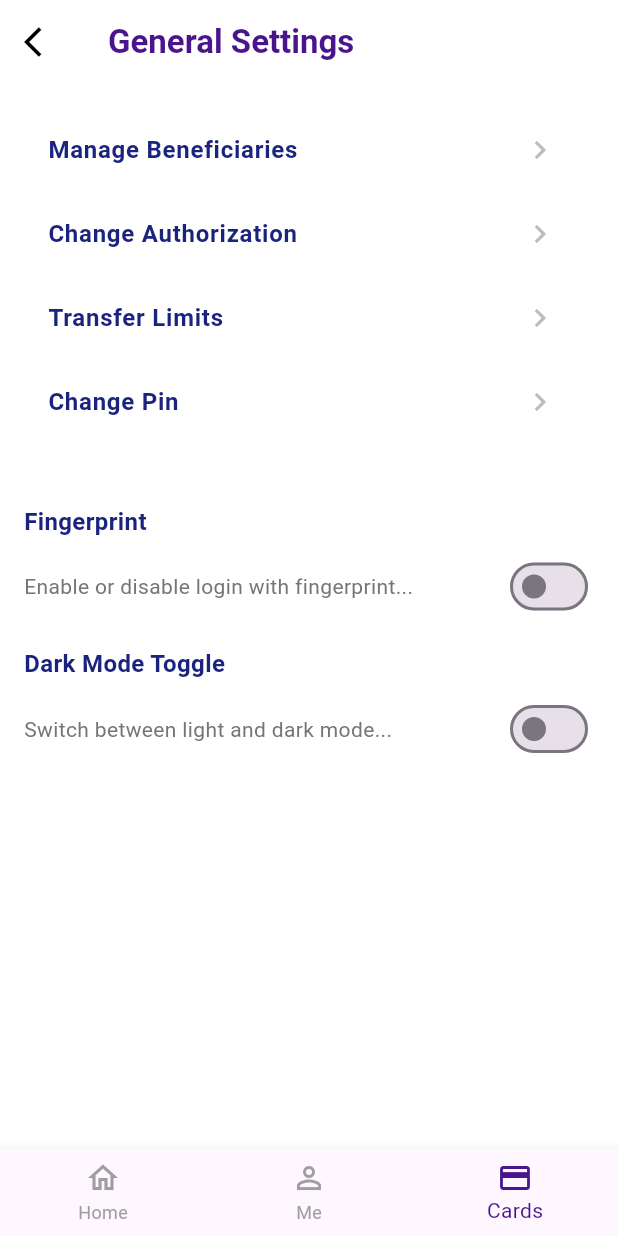
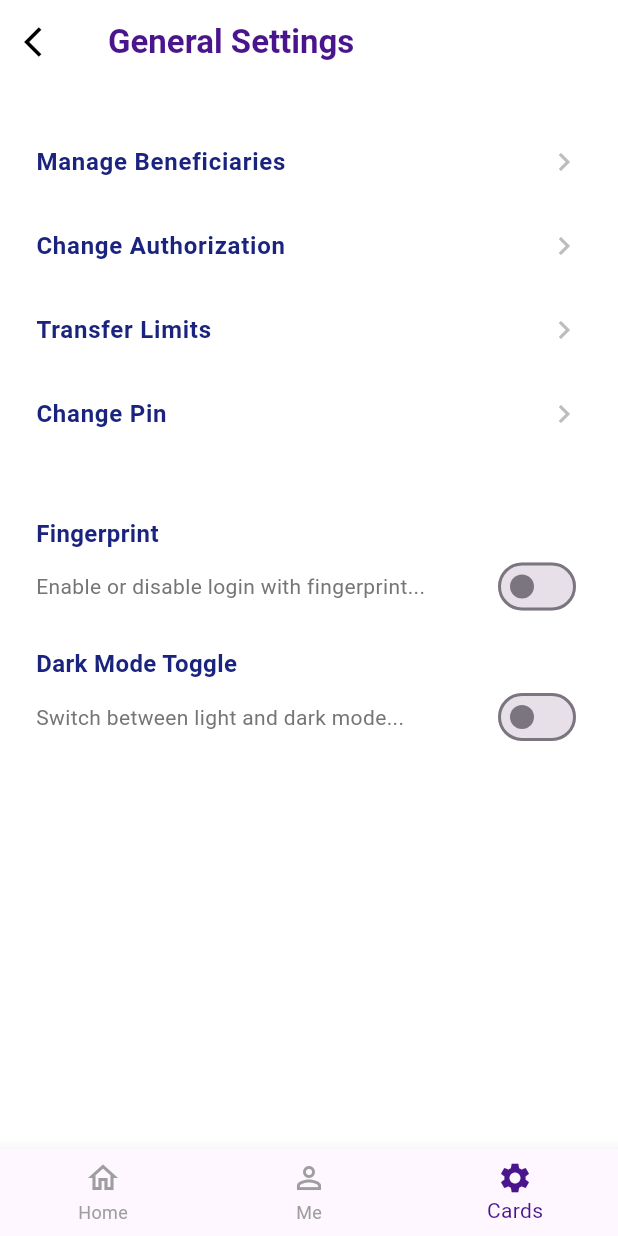
Before and after one commit to ogbonnaOsita/fintech_app, a Flutter app: the DashboardScreen screen opened directly, item 3 of the bottom bar chosen, on a phone screen of 412 x 824 dp. Run offline on Flutter 3.47's test engine with Material 3 defaults, Android fonts, the phone set to English and light mode, and no system bars; missing offline and left inert: nigerian_states_and_lga.

Commit message:
bottom navigation icons update

```diff
--- a/lib/ui/screens/dashboard_screen.dart
+++ b/lib/ui/screens/dashboard_screen.dart
@@ -50,8 +50,8 @@ class _DashboardScreenState extends State<DashboardScreen> {
             label: 'Me',
           ),
           BottomNavigationBarItem(
-            icon: Icon(Icons.credit_card_outlined),
-            activeIcon: Icon(Icons.credit_card),
+            icon: Icon(Icons.settings_outlined),
+            activeIcon: Icon(Icons.settings),
             label: 'Cards',
           ),
 
--- a/lib/ui/screens/general_settings_screen.dart
+++ b/lib/ui/screens/general_settings_screen.dart
@@ -11,9 +11,8 @@ class GeneralSettingsScreen extends StatefulWidget {
 }
 
 class _GeneralSettingsScreenState extends State<GeneralSettingsScreen> {
-  bool defaultNotificationActions = false;
-  bool billsCalendar = false;
-  bool creditScoreCalendar = false;
+  bool fingerprint = false;
+  bool darkModeToggle = false;
 
   @override
   Widget build(BuildContext context) {
@@ -34,10 +33,11 @@ class _GeneralSettingsScreenState extends State<GeneralSettingsScreen> {
         ),
       ),
       body: Padding(
-        padding: const EdgeInsets.all(16.0),
+        padding: const EdgeInsets.all(24.0),
         child: Column(
           children: [
             ListTile(
+              contentPadding: EdgeInsets.all(0.0),
               title: const Text(
                 'Manage Beneficiaries',
                 style: TextStyle(
@@ -49,6 +49,7 @@ class _GeneralSettingsScreenState extends State<GeneralSettingsScreen> {
               onTap: () {},
             ),
             ListTile(
+              contentPadding: EdgeInsets.all(0.0),
               title: const Text(
                 'Change Authorization',
                 style: TextStyle(
@@ -60,6 +61,7 @@ class _GeneralSettingsScreenState extends State<GeneralSettingsScreen> {
               onTap: () {},
             ),
             ListTile(
+              contentPadding: EdgeInsets.all(0.0),
               title: const Text(
                 'Transfer Limits',
                 style: TextStyle(
@@ -71,6 +73,7 @@ class _GeneralSettingsScreenState extends State<GeneralSettingsScreen> {
               onTap: () {},
             ),
             ListTile(
+              contentPadding: EdgeInsets.all(0.0),
               title: const Text(
                 'Change Pin',
                 style: TextStyle(
@@ -85,17 +88,17 @@ class _GeneralSettingsScreenState extends State<GeneralSettingsScreen> {
             _buildSettingItem(
               'Fingerprint',
               'Enable or disable login with fingerprint...',
-              billsCalendar,
+              fingerprint,
               (value) {
-                setState(() => billsCalendar = value);
+                setState(() => fingerprint = value);
               },
             ),
             _buildSettingItem(
               'Dark Mode Toggle',
               'Switch between light and dark mode...',
-              creditScoreCalendar,
+              darkModeToggle,
               (value) {
-                setState(() => creditScoreCalendar = value);
+                setState(() => darkModeToggle = value);
               },
             ),
           ],
@@ -116,7 +119,6 @@ class _GeneralSettingsScreenState extends State<GeneralSettingsScreen> {
             fontWeight: FontWeight.w600,
           ),
         ),
-        const SizedBox(height: 8),
         Row(
           children: [
             Expanded(
```
